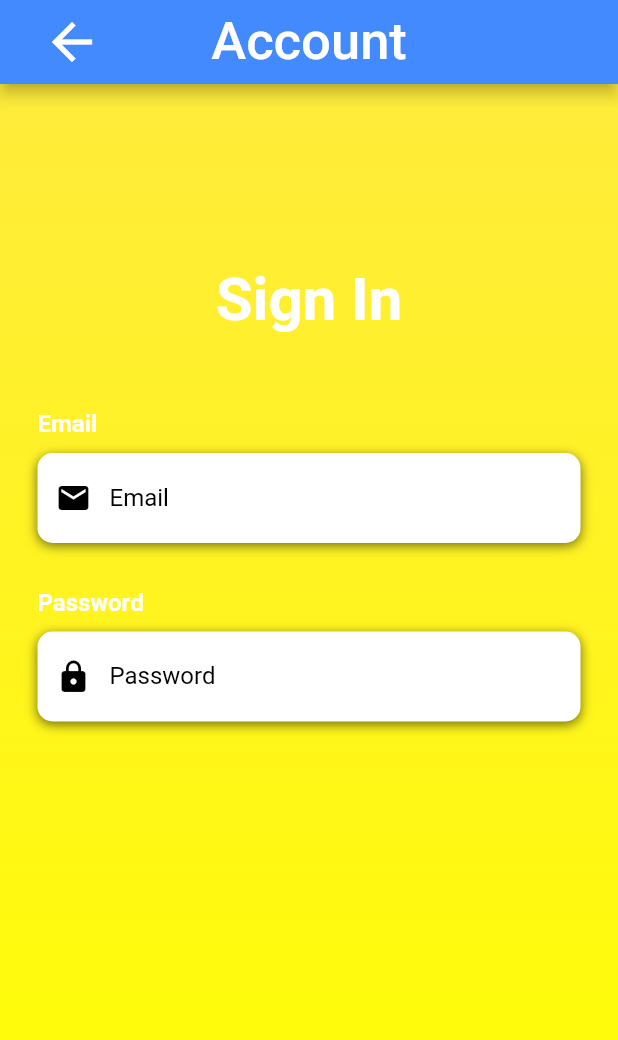
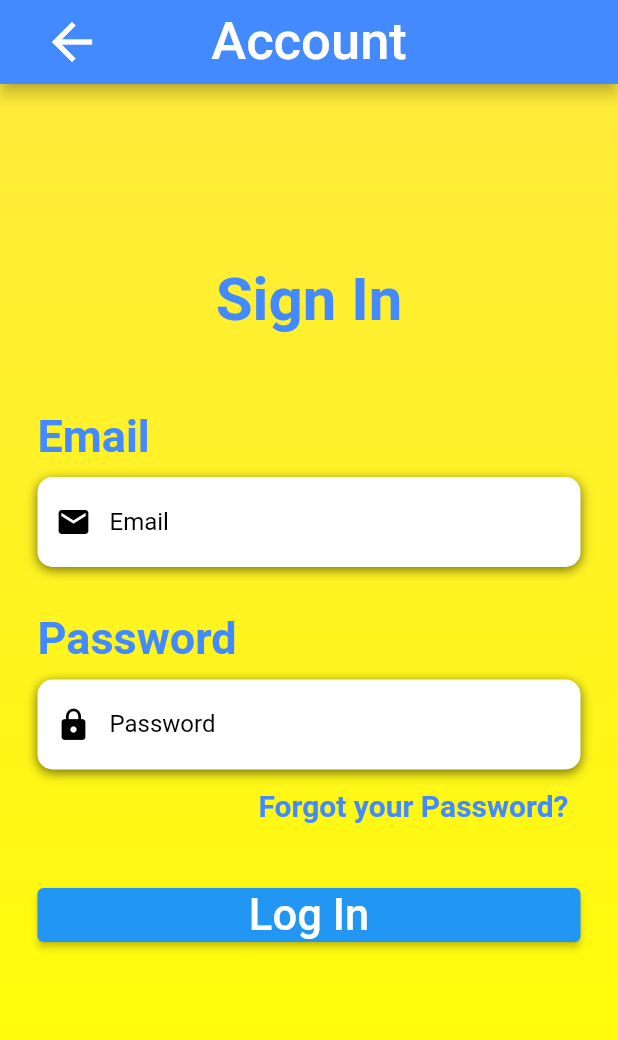
Before and after one commit to Azurba/KingOopers, a Flutter app: the LoginScreenOn screen opened directly, on a phone screen of 412 x 824 dp. Shown: the top 1040 px of the screen. Run offline on Flutter 3.47's test engine with Material 2 defaults, Android fonts, the phone set to English and light mode, and no system bars; our stand-ins replace cloud_firestore, fluttertoast, get, transparent_image; accounts and stored records are empty.

Commit message:
finish design for log in page

```diff
--- a/lib/On/LoginScreenOn.dart
+++ b/lib/On/LoginScreenOn.dart
@@ -76,15 +76,16 @@ class _LoginScreenOnState extends State<LoginScreenOn> {
                       const Text(
                         'Sign In',
                         style: TextStyle(
-                            color: Colors.white,
+                            color: Colors.blueAccent,
                             fontSize: 40,
                             fontWeight: FontWeight.bold),
                       ),
-                      SizedBox(height: 50),
+                      const SizedBox(height: 50),
                       buildEmail(),
-                      SizedBox(height: 30),
+                      const SizedBox(height: 30),
                       buildPassword(),
-                      forgotPassword()
+                      forgotPassword(),
+                      logInButton(),
                     ],
                   ),
                 )
@@ -100,9 +101,9 @@ class _LoginScreenOnState extends State<LoginScreenOn> {
     return Column(
       crossAxisAlignment: CrossAxisAlignment.start,
       children: [
-         Text('Email', style: TextStyle(color: Colors.white, fontSize: 16, fontWeight: FontWeight.bold),
+         const Text('Email', style: TextStyle(color: Colors.blueAccent, fontSize: 30, fontWeight: FontWeight.bold),
         ),
-         SizedBox(height: 10),
+         const SizedBox(height: 10),
         Container(
           alignment: Alignment.centerLeft,
           decoration: BoxDecoration(
@@ -117,7 +118,7 @@ class _LoginScreenOnState extends State<LoginScreenOn> {
             ]
           ),
           height: 60,
-          child:  TextField(
+          child:  const TextField(
             keyboardType: TextInputType.emailAddress,
             style: TextStyle(
               color: Colors.black54
@@ -143,7 +144,7 @@ class _LoginScreenOnState extends State<LoginScreenOn> {
     return Column(
       crossAxisAlignment: CrossAxisAlignment.start,
       children: [
-        const Text('Password', style: TextStyle(color: Colors.white, fontSize: 16, fontWeight: FontWeight.bold),
+        const Text('Password', style: TextStyle(color: Colors.blueAccent, fontSize: 30, fontWeight: FontWeight.bold),
         ),
         const SizedBox(height: 10),
         Container(
@@ -182,11 +183,32 @@ class _LoginScreenOnState extends State<LoginScreenOn> {
       ],
     );
   }
-
-  forgotPassword() {
+  Widget forgotPassword() {
     return(
       Container(
         alignment: Alignment.centerRight,
+        child: TextButton(
+          onPressed: () {},
+          child: const Text('Forgot your Password?',
+          style: TextStyle(
+            color: Colors.blueAccent,
+            fontWeight: FontWeight.bold,
+            fontSize: 20
+          ),
+          ),
+
+        ),
+      )
+    );
+  }
+  Widget logInButton(){
+    return(
+      Container(
+        padding: EdgeInsets.symmetric(vertical: 25),
+        width: double.infinity,
+        child: ElevatedButton(
+          onPressed: (){}, child: Text('Log In', style: TextStyle(fontSize: 29),),
+        ),
       )
     );
   }
```
